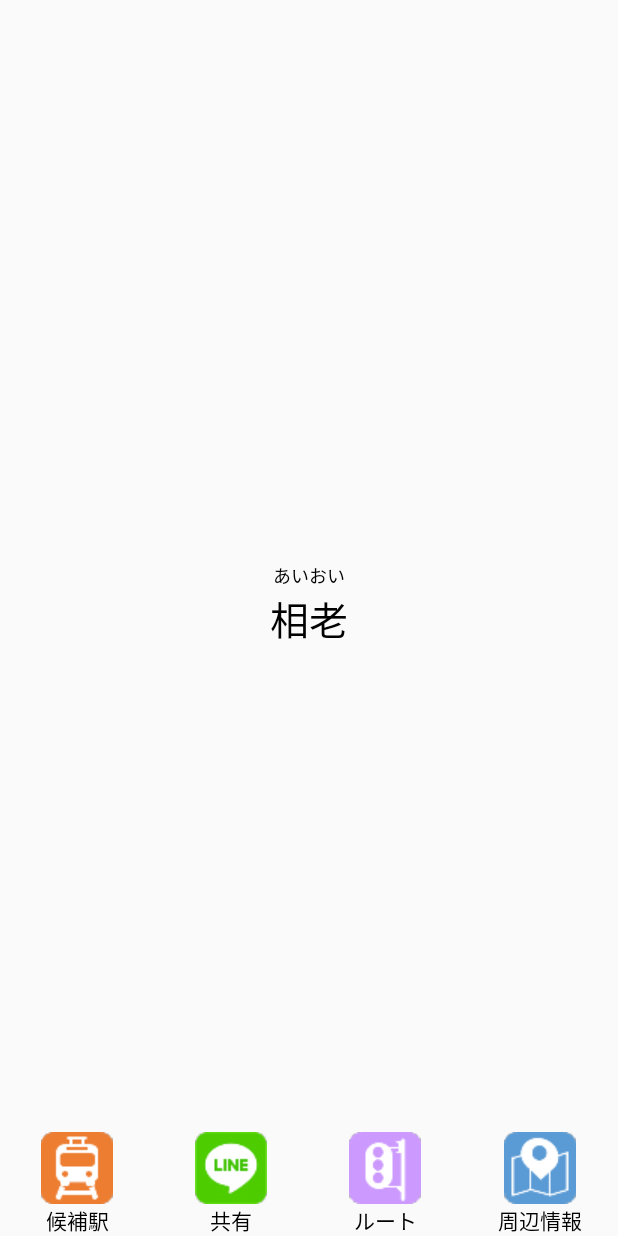
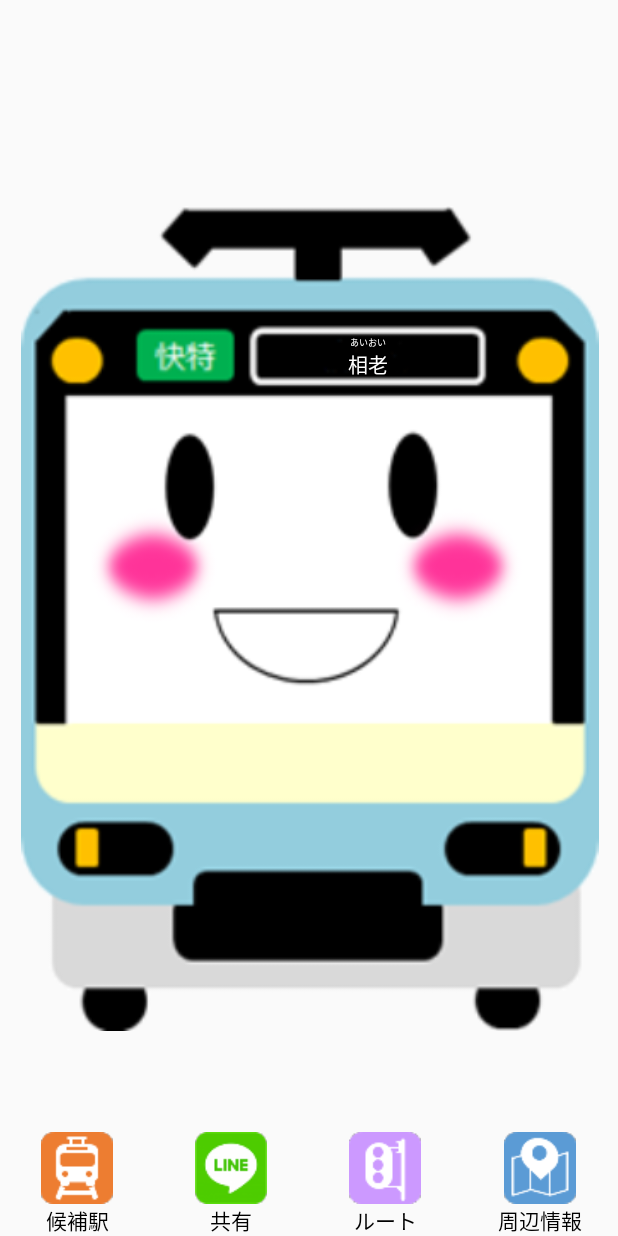
Before and after one commit to Coki628/AutoCompleteTest2, an Android app: the ResultActivity screen opened directly, with no data from a screen before it, on a phone screen of 412 x 824 dp. Run offline under Robolectric (Android 15) with nearby library versions, the phone set to English and light mode, and no system bars; libraries missing offline, so code that uses them is left out: com.google.maps.android; 4 statements that could not run were skipped.

Commit message:
20171124 ・検索中画面の実装 ・検索結果画面の表示変更 ・起動画面にアプリ名を追加

```diff
--- a/app/src/main/AndroidManifest.xml
+++ b/app/src/main/AndroidManifest.xml
@@ -24,6 +24,8 @@
         </activity>
         <activity android:name=".activities.MainActivity" android:screenOrientation="portrait">
         </activity>
+        <activity android:name=".activities.SearchingActivity" android:screenOrientation="portrait">
+        </activity>
         <activity android:name=".activities.ResultActivity" android:screenOrientation="portrait">
         </activity>
         <activity android:name=".activities.MapsActivity" android:screenOrientation="portrait">
--- a/app/src/main/java/com/example/srcn4/autocompletetest2/activities/MainActivity.java
+++ b/app/src/main/java/com/example/srcn4/autocompletetest2/activities/MainActivity.java
@@ -3,7 +3,6 @@ package com.example.srcn4.autocompletetest2.activities;
 import android.content.Intent;
 import android.os.Bundle;
 import android.os.Handler;
-import android.support.constraint.ConstraintLayout;
 import android.support.v7.app.AppCompatActivity;
 import android.view.KeyEvent;
 import android.view.View;
@@ -92,7 +91,7 @@ public class MainActivity extends AppCompatActivity {
             Toast.makeText(getApplicationContext(), "駅名を入力して下さい", Toast.LENGTH_SHORT).show();
         } else {
             // 画面遷移処理で、駅情報のリストを次の画面に送る
-            Intent intent = IntentUtil.prepareForResultActivity(MainActivity.this, stationList);
+            Intent intent = IntentUtil.prepareForSearchingActivity(MainActivity.this, stationList);
             startActivity(intent);
         }
     }
--- a/app/src/main/res/layout/activity_result.xml
+++ b/app/src/main/res/layout/activity_result.xml
@@ -8,28 +8,60 @@
     android:layout_height="match_parent"
     tools:context="com.example.srcn4.autocompletetest2.activities.ResultActivity">
 
-    <TextView
-        android:id="@+id/search_result"
-        android:layout_width="wrap_content"
-        android:layout_height="wrap_content"
-        android:text=""
-        android:textColor="@android:color/black"
-        android:textSize="26sp"
+    <android.support.constraint.ConstraintLayout
+        android:id="@+id/result_train"
+        android:layout_width="500dp"
+        android:layout_height="550dp"
+        app:layout_constraintBottom_toBottomOf="parent"
+        app:layout_constraintLeft_toLeftOf="parent"
+        app:layout_constraintRight_toRightOf="parent"
+        app:layout_constraintTop_toTopOf="parent">
+
+        <ImageView
+            android:layout_width="500dp"
+            android:layout_height="550dp"
+            android:scaleType="fitCenter"
+            android:src="@drawable/train2_result"
             app:layout_constraintBottom_toBottomOf="parent"
             app:layout_constraintLeft_toLeftOf="parent"
             app:layout_constraintRight_toRightOf="parent"
             app:layout_constraintTop_toTopOf="parent" />
 
         <TextView
+            android:id="@+id/search_result"
+            android:layout_width="146dp"
+            android:layout_height="wrap_content"
+            android:ellipsize="end"
+            android:singleLine="true"
+            android:text="すげえ名前の長い駅が来た時にどう対応するか"
+            android:textColor="@android:color/white"
+            android:textSize="13sp"
+            android:gravity="center_horizontal"
+            app:layout_constraintBottom_toBottomOf="parent"
+            app:layout_constraintHorizontal_bias="0.61"
+            app:layout_constraintLeft_toLeftOf="parent"
+            app:layout_constraintRight_toRightOf="parent"
+            app:layout_constraintTop_toTopOf="parent"
+            app:layout_constraintVertical_bias="0.18" />
+
+        <TextView
             android:id="@+id/search_result_kana"
-        android:layout_width="wrap_content"
+            android:layout_width="146dp"
             android:layout_height="wrap_content"
-        android:textColor="@android:color/black"
-        android:textSize="12sp"
-        android:text=""
+            android:ellipsize="end"
+            android:singleLine="true"
+            android:text="すげえなまえのながいえきがきたときにどうたいおうするか"
+            android:textColor="@android:color/white"
+            android:textSize="6sp"
+            android:gravity="center_horizontal"
             app:layout_constraintBottom_toTopOf="@+id/search_result"
+            app:layout_constraintHorizontal_bias="0.61"
             app:layout_constraintLeft_toLeftOf="parent"
             app:layout_constraintRight_toRightOf="parent" />
+
+    </android.support.constraint.ConstraintLayout>
+
+
 
     <include layout="@layout/footer_activity_result" />
 
```
Also changed, not shown: app/src/main/java/com/example/srcn4/autocompletetest2/activities/ResultActivity.java (+4 -4 lines), app/src/main/java/com/example/srcn4/autocompletetest2/activities/SearchingActivity.java (added, +67 -0 lines), app/src/main/java/com/example/srcn4/autocompletetest2/activities/SplashActivity.java (+6 -6 lines), app/src/main/java/com/example/srcn4/autocompletetest2/utils/IntentUtil.java (+19 -4 lines), app/src/main/res/layout/activity_main.xml (+12 -12 lines), app/src/main/res/layout/activity_searching.xml (added, +23 -0 lines), app/src/main/res/layout/activity_splash.xml (+22 -5 lines), app/src/main/res/drawable/logo.png, app/src/main/res/drawable/train2_result.png (added), app/src/main/res/drawable/train2_searching.png (renamed from app/src/main/res/drawable/train2.png). Lines whose indentation alone changed are shown as unchanged.
